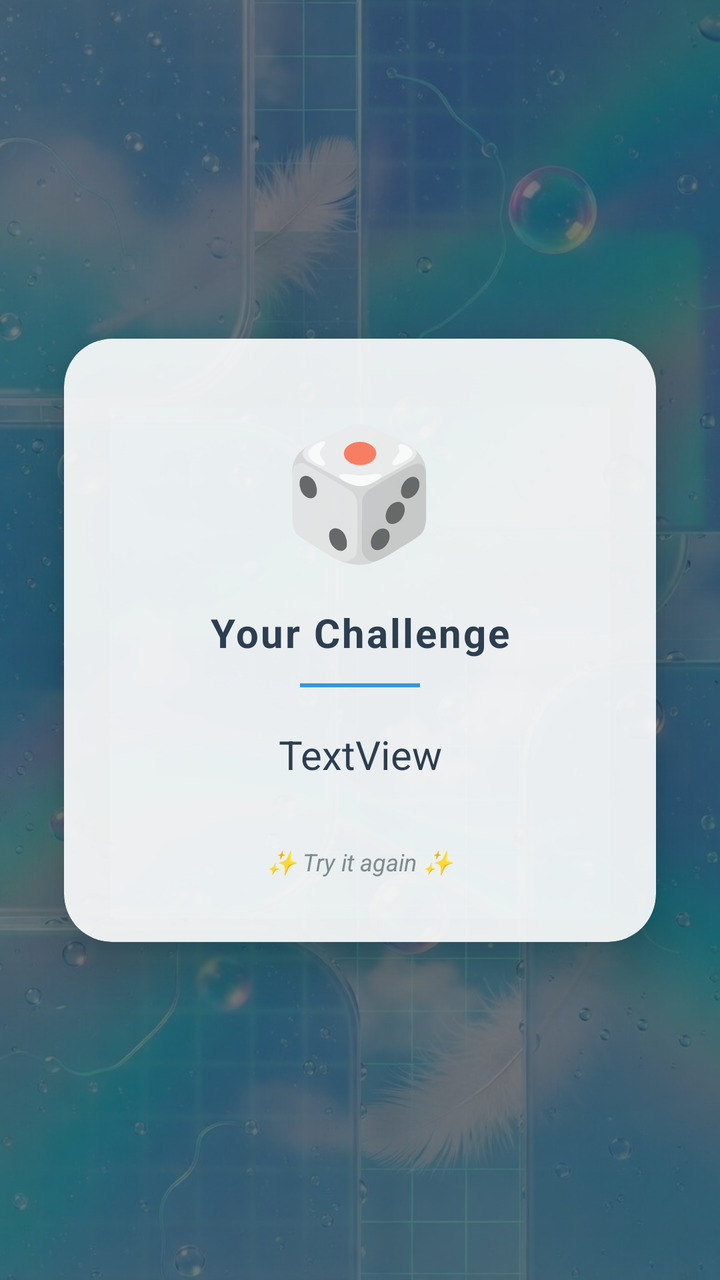
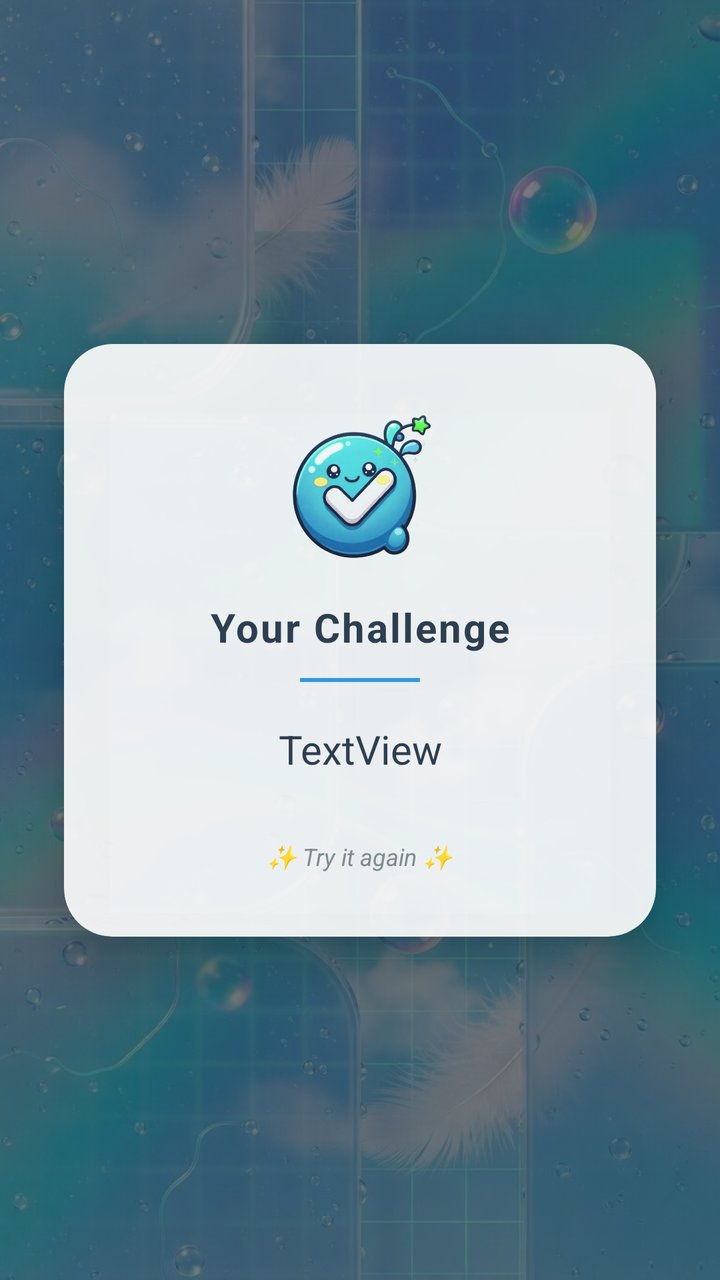

Screens rendered from an Android XML layout before and after an edit, with the pre-edit source and the edit as a unified diff.
<!-- AndroidManifest.xml: application theme Theme.QueHacemosHoy -->
<!-- res/layout/activity_decideforme.xml -->
<?xml version="1.0" encoding="utf-8"?>
<androidx.constraintlayout.widget.ConstraintLayout xmlns:android="http://schemas.android.com/apk/res/android"
    xmlns:app="http://schemas.android.com/apk/res-auto"
    xmlns:tools="http://schemas.android.com/tools"
    android:id="@+id/main"
    android:layout_width="match_parent"
    android:layout_height="match_parent"
    tools:context=".decideforme">

    <ImageView
        android:id="@+id/fondo"
        android:layout_width="match_parent"
        android:layout_height="match_parent"
        android:scaleType="centerCrop"
        android:alpha="0.85"
        app:srcCompat="@drawable/ic_register_background" />

    
    <View
        android:layout_width="match_parent"
        android:layout_height="match_parent"
        android:background="#80000000" />

    
    <androidx.cardview.widget.CardView
        android:layout_width="match_parent"
        android:layout_height="wrap_content"
        android:layout_margin="32dp"
        app:cardCornerRadius="24dp"
        app:cardElevation="16dp"
        app:cardBackgroundColor="#E6FFFFFF"
        app:layout_constraintBottom_toBottomOf="parent"
        app:layout_constraintTop_toTopOf="parent"
        app:layout_constraintVertical_bias="0.5">

        <LinearLayout
            android:layout_width="match_parent"
            android:layout_height="wrap_content"
            android:orientation="vertical"
            android:padding="32dp"
            android:gravity="center">

            
            <TextView
                android:layout_width="wrap_content"
                android:layout_height="wrap_content"
                android:text="🎲"
                android:textSize="64sp"
                android:alpha="0.7" />

            
            <TextView
                android:layout_width="wrap_content"
                android:layout_height="wrap_content"
                android:layout_marginTop="16dp"
                android:text="Your Challenge"
                android:textColor="#2C3E50"
                android:textSize="20sp"
                android:textStyle="bold"
                android:letterSpacing="0.05" />

            
            <View
                android:layout_width="60dp"
                android:layout_height="2dp"
                android:layout_marginTop="12dp"
                android:layout_marginBottom="12dp"
                android:background="#3498DB" />

            
            <TextView
                android:id="@+id/textView"
                android:layout_width="wrap_content"
                android:layout_height="wrap_content"
                android:text="TextView"
                android:textAlignment="center"
                android:textColor="#2C3E50"
                android:textSize="20sp"
                android:lineSpacingExtra="8dp"
                android:padding="8dp" />

            
            <TextView
                android:layout_width="wrap_content"
                android:layout_height="wrap_content"
                android:layout_marginTop="24dp"
                android:text="✨ Try it again ✨"
                android:textColor="#7F8C8D"
                android:textSize="12sp"
                android:textStyle="italic" />

        </LinearLayout>

    </androidx.cardview.widget.CardView>

</androidx.constraintlayout.widget.ConstraintLayout>
<!-- resources referenced by this layout -->
<resources>
  <!-- drawable ic_register_background: jpg bitmap (drawable, 222380 bytes) -->
  <style name="Theme.QueHacemosHoy" parent="Base.Theme.QueHacemosHoy" />
  <style name="Base.Theme.QueHacemosHoy" parent="Theme.Material3.DayNight.NoActionBar">
          
          
      </style>
</resources>

<!-- the commit's change to res/layout/activity_decideforme.xml (unified diff, before → after) -->
@@ -15,13 +15,11 @@
         android:alpha="0.85"
         app:srcCompat="@drawable/ic_register_background" />
 
-    
     <View
         android:layout_width="match_parent"
         android:layout_height="match_parent"
         android:background="#80000000" />
 
-    
     <androidx.cardview.widget.CardView
         android:layout_width="match_parent"
         android:layout_height="wrap_content"
@@ -40,15 +38,14 @@
             android:padding="32dp"
             android:gravity="center">
 
-            
-            <TextView
-                android:layout_width="wrap_content"
-                android:layout_height="wrap_content"
-                android:text="🎲"
-                android:textSize="64sp"
-                android:alpha="0.7" />
+            <ImageView
+                android:layout_width="80dp"
+                android:layout_height="80dp"
+                android:src="@drawable/buttonblue"
+                android:contentDescription="Decorative icon"
+                android:alpha="0.9"
+                android:adjustViewBounds="true" />
 
-            
             <TextView
                 android:layout_width="wrap_content"
                 android:layout_height="wrap_content"
@@ -59,7 +56,6 @@
                 android:textStyle="bold"
                 android:letterSpacing="0.05" />
 
-            
             <View
                 android:layout_width="60dp"
                 android:layout_height="2dp"
@@ -67,7 +63,6 @@
                 android:layout_marginBottom="12dp"
                 android:background="#3498DB" />
 
-            
             <TextView
                 android:id="@+id/textView"
                 android:layout_width="wrap_content"
@@ -79,7 +74,6 @@
                 android:lineSpacingExtra="8dp"
                 android:padding="8dp" />
 
-            
             <TextView
                 android:layout_width="wrap_content"
                 android:layout_height="wrap_content"
<!-- resource entries referenced after the edit -->
@@ -1,5 +1,6 @@
 <!-- resources referenced by this layout -->
 <resources>
+  <!-- drawable buttonblue: png bitmap (drawable, 251468 bytes) -->
   <!-- drawable ic_register_background: jpg bitmap (drawable, 222380 bytes) -->
   <style name="Theme.QueHacemosHoy" parent="Base.Theme.QueHacemosHoy" />
   <style name="Base.Theme.QueHacemosHoy" parent="Theme.Material3.DayNight.NoActionBar">
